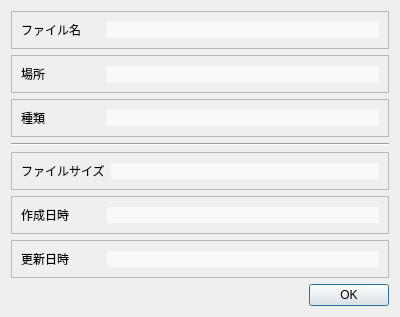
Before: the Qt Designer form src/fileinfodialog/fileinfodialog.ui in karakirimu/AutoBatchTools, drawn with Qt 5.
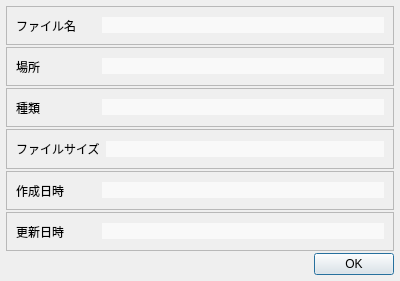
After: the same form once the commit is applied.

```diff
--- a/src/fileinfodialog/fileinfodialog.ui
+++ b/src/fileinfodialog/fileinfodialog.ui
@@ -7,7 +7,7 @@
     <x>0</x>
     <y>0</y>
     <width>400</width>
-    <height>317</height>
+    <height>281</height>
    </rect>
   </property>
   <property name="windowTitle">
@@ -20,6 +20,21 @@
    <bool>true</bool>
   </property>
   <layout class="QVBoxLayout" name="verticalLayout">
+   <property name="spacing">
+    <number>2</number>
+   </property>
+   <property name="leftMargin">
+    <number>6</number>
+   </property>
+   <property name="topMargin">
+    <number>6</number>
+   </property>
+   <property name="rightMargin">
+    <number>6</number>
+   </property>
+   <property name="bottomMargin">
+    <number>6</number>
+   </property>
    <item>
     <widget class="QFrame" name="frame">
      <property name="frameShape">
@@ -146,13 +161,6 @@
      </layout>
     </widget>
    </item>
-   <item>
-    <widget class="Line" name="line">
-     <property name="orientation">
-      <enum>Qt::Horizontal</enum>
-     </property>
-    </widget>
-   </item>
    <item>
     <widget class="QFrame" name="frame_4">
      <property name="frameShape">
```
